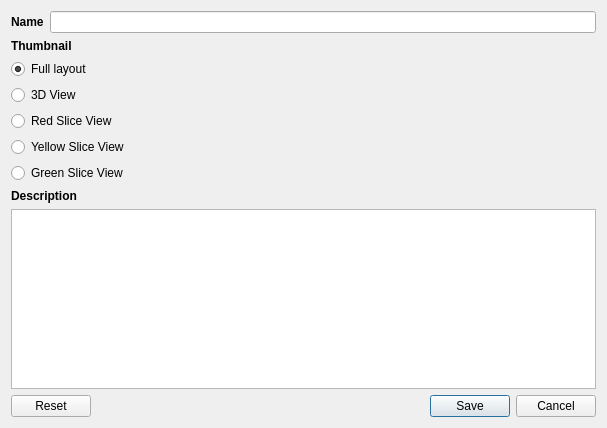
Old version of the form QTModules/Annotation/Resources/UI/qSlicerAnnotationModuleSnapShotDialog.ui in the repository gezidan/Slicer.
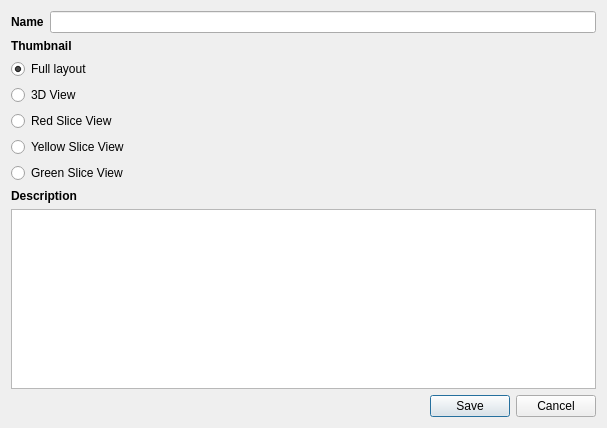
New version of the form. Icons and pictures are not drawn.

Patch:
```diff
--- a/QTModules/Annotation/Resources/UI/qSlicerAnnotationModuleSnapShotDialog.ui
+++ b/QTModules/Annotation/Resources/UI/qSlicerAnnotationModuleSnapShotDialog.ui
@@ -151,7 +151,7 @@
    <item>
     <widget class="QDialogButtonBox" name="buttonBox">
      <property name="standardButtons">
-      <set>QDialogButtonBox::Cancel|QDialogButtonBox::Reset|QDialogButtonBox::Save</set>
+      <set>QDialogButtonBox::Cancel|QDialogButtonBox::Save</set>
      </property>
     </widget>
    </item>
```
Left out of the diff: 2 changed lines with no effect on the pictures.
